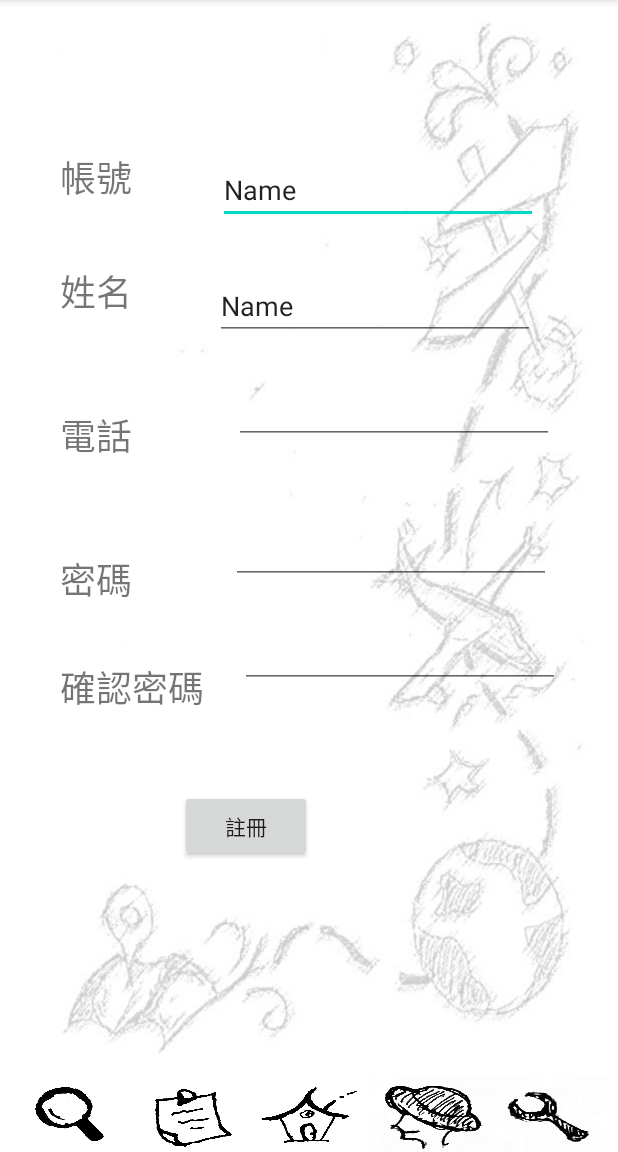
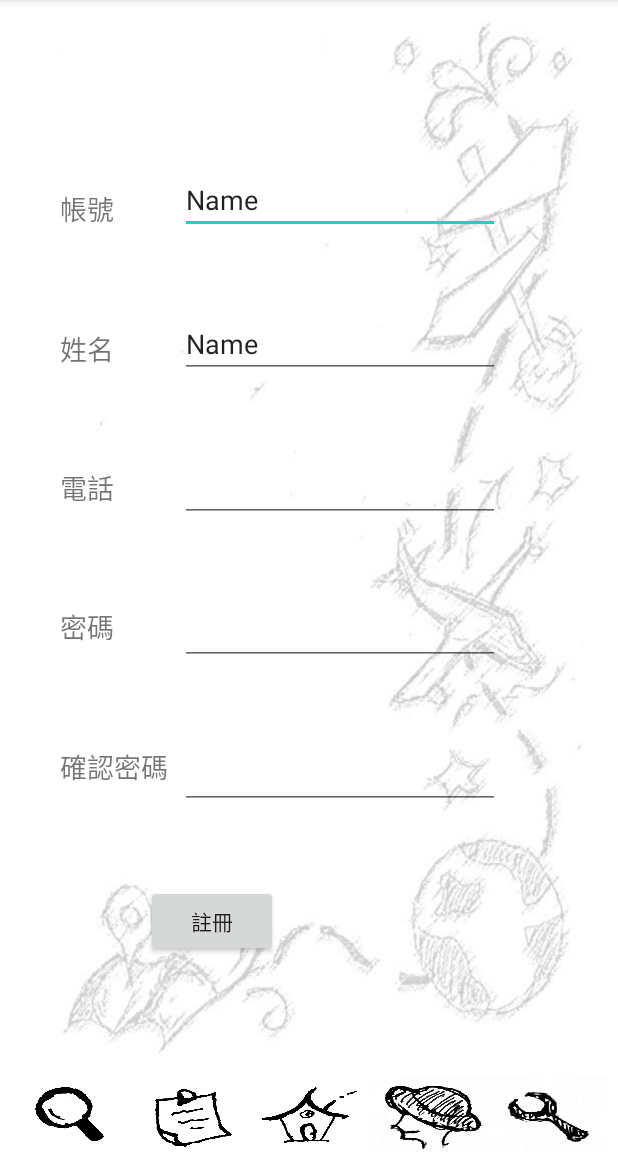
Before and after one commit to Jacksonacc877/OopTravelApp, an Android app: the Account_register screen opened directly, with no data from a screen before it, on a phone screen of 412 x 824 dp, the part 84-1236 px from its top. Run offline under Robolectric (Android 15) with nearby library versions, the phone set to English and light mode, and no system bars; our stand-ins replace Firebase (no records; nobody signed in at launch, a user with empty details on screens opened directly).

Commit message:
layout refine

```diff
--- a/app/src/main/res/layout/activity_account_register.xml
+++ b/app/src/main/res/layout/activity_account_register.xml
@@ -13,21 +13,21 @@
         android:layout_height="wrap_content"
         android:layout_marginStart="40dp"
         android:layout_marginLeft="40dp"
-        android:layout_marginTop="36dp"
         android:text="@string/regis_repassword"
-        android:textSize="24sp"
+        android:textSize="18sp"
+        app:layout_constraintBottom_toTopOf="@+id/regis_bt"
         app:layout_constraintStart_toStartOf="parent"
         app:layout_constraintTop_toBottomOf="@+id/regis_password" />
 
     <TextView
         android:id="@+id/regis_password"
-        android:layout_width="54dp"
-        android:layout_height="0dp"
+        android:layout_width="wrap_content"
+        android:layout_height="wrap_content"
         android:layout_marginStart="40dp"
         android:layout_marginLeft="40dp"
-        android:layout_marginTop="60dp"
         android:text="@string/regis_password"
-        android:textSize="24sp"
+        android:textSize="18sp"
+        app:layout_constraintBottom_toTopOf="@+id/regis_repassword"
         app:layout_constraintStart_toStartOf="parent"
         app:layout_constraintTop_toBottomOf="@+id/regis_phone" />
 
@@ -37,9 +37,9 @@
         android:layout_height="wrap_content"
         android:layout_marginStart="40dp"
         android:layout_marginLeft="40dp"
-        android:layout_marginTop="60dp"
         android:text="@string/regis_phone"
-        android:textSize="24sp"
+        android:textSize="18sp"
+        app:layout_constraintBottom_toTopOf="@+id/regis_password"
         app:layout_constraintStart_toStartOf="parent"
         app:layout_constraintTop_toBottomOf="@+id/regis_name" />
 
@@ -49,9 +49,9 @@
         android:layout_height="wrap_content"
         android:layout_marginStart="40dp"
         android:layout_marginLeft="40dp"
-        android:layout_marginTop="40dp"
         android:text="@string/regis_name"
-        android:textSize="24sp"
+        android:textSize="18sp"
+        app:layout_constraintBottom_toTopOf="@+id/regis_phone"
         app:layout_constraintStart_toStartOf="parent"
         app:layout_constraintTop_toBottomOf="@+id/regis_account" />
 
@@ -62,9 +62,10 @@
         android:layout_height="wrap_content"
         android:layout_marginStart="40dp"
         android:layout_marginLeft="40dp"
-        android:layout_marginTop="100dp"
+        android:layout_marginTop="60dp"
         android:text="@string/regis_account"
-        android:textSize="24sp"
+        android:textSize="18sp"
+        app:layout_constraintBottom_toTopOf="@+id/regis_name"
         app:layout_constraintStart_toStartOf="parent"
         app:layout_constraintTop_toTopOf="parent" />
 
@@ -73,83 +74,83 @@
         android:id="@+id/regis_et_account"
         android:layout_width="wrap_content"
         android:layout_height="wrap_content"
-        android:layout_marginStart="68dp"
-        android:layout_marginLeft="68dp"
-        android:layout_marginTop="104dp"
+        android:layout_marginStart="80dp"
+        android:layout_marginLeft="80dp"
+        android:layout_marginTop="60dp"
         android:ems="10"
         android:inputType="textPersonName"
-        app:layout_constraintStart_toEndOf="@+id/regis_account"
         android:text="Name"
         android:textSize="18sp"
-        app:layout_constraintEnd_toEndOf="parent"
-        app:layout_constraintHorizontal_bias="0.59"
-        app:layout_constraintStart_toStartOf="parent"
+        app:layout_constraintBottom_toTopOf="@+id/regis_et_name"
+        app:layout_constraintStart_toStartOf="@+id/regis_account"
         app:layout_constraintTop_toTopOf="parent" />
 
     <EditText
         android:id="@+id/regis_et_name"
         android:layout_width="wrap_content"
         android:layout_height="wrap_content"
-        android:layout_marginTop="32dp"
+        android:layout_marginStart="80dp"
+        android:layout_marginLeft="80dp"
         android:ems="10"
         android:inputType="textPersonName"
         android:text="Name"
         android:textSize="18sp"
-        app:layout_constraintEnd_toEndOf="parent"
-        app:layout_constraintStart_toEndOf="@+id/regis_name"
+        app:layout_constraintBottom_toTopOf="@+id/regis_etphone"
+        app:layout_constraintStart_toStartOf="@+id/regis_name"
         app:layout_constraintTop_toBottomOf="@+id/regis_et_account" />
 
     <EditText
         android:id="@+id/regis_etphone"
         android:layout_width="wrap_content"
         android:layout_height="wrap_content"
-        android:layout_marginStart="68dp"
-        android:layout_marginLeft="68dp"
-        android:layout_marginTop="24dp"
+        android:layout_marginStart="80dp"
+        android:layout_marginLeft="80dp"
         android:ems="10"
         android:inputType="textPersonName"
         android:textSize="18sp"
-        app:layout_constraintStart_toEndOf="@+id/regis_phone"
+        app:layout_constraintBottom_toTopOf="@+id/regis_et_password"
+        app:layout_constraintStart_toStartOf="@+id/regis_phone"
         app:layout_constraintTop_toBottomOf="@+id/regis_et_name" />
 
     <EditText
         android:id="@+id/regis_et_password"
         android:layout_width="wrap_content"
         android:layout_height="wrap_content"
-        android:layout_marginStart="60dp"
-        android:layout_marginLeft="60dp"
-        android:layout_marginTop="48dp"
+        android:layout_marginStart="80dp"
+        android:layout_marginLeft="80dp"
         android:ems="10"
         android:inputType="textPassword"
         android:textSize="18sp"
-        app:layout_constraintStart_toEndOf="@+id/regis_password"
+        app:layout_constraintBottom_toTopOf="@+id/regis_et_repassword"
+        app:layout_constraintStart_toStartOf="@+id/regis_password"
         app:layout_constraintTop_toBottomOf="@+id/regis_etphone" />
 
     <EditText
         android:id="@+id/regis_et_repassword"
         android:layout_width="wrap_content"
         android:layout_height="wrap_content"
-        android:layout_marginStart="24dp"
-        android:layout_marginLeft="24dp"
-        android:layout_marginTop="24dp"
+        android:layout_marginStart="80dp"
+        android:layout_marginLeft="80dp"
         android:ems="10"
         android:inputType="textPassword"
         android:textSize="18sp"
-        app:layout_constraintStart_toEndOf="@+id/regis_repassword"
+        app:layout_constraintBottom_toTopOf="@+id/regis_bt"
+        app:layout_constraintStart_toStartOf="@+id/regis_repassword"
         app:layout_constraintTop_toBottomOf="@+id/regis_et_password" />
 
     <Button
         android:id="@+id/regis_bt"
         android:layout_width="wrap_content"
         android:layout_height="wrap_content"
-        android:layout_marginTop="68dp"
+        android:layout_marginBottom="80dp"
         android:text="@string/regis_bt"
+        app:layout_constraintBottom_toTopOf="@+id/linearLayout11"
         app:layout_constraintEnd_toEndOf="parent"
-        app:layout_constraintHorizontal_bias="0.371"
-        app:layout_constraintStart_toStartOf="parent"
-        app:layout_constraintTop_toBottomOf="@+id/regis_et_repassword" />
+        app:layout_constraintHorizontal_bias="0.3"
+        app:layout_constraintStart_toStartOf="parent" />
 
     <LinearLayout
+        android:id="@+id/linearLayout11"
         android:layout_width="400dp"
         android:layout_height="50dp"
         android:orientation="horizontal"
```
Also changed, not shown: app/src/main/res/layout/activity_booking.xml (+53 -51 lines), app/src/main/res/layout/activity_orderdetail.xml (+42 -43 lines).
